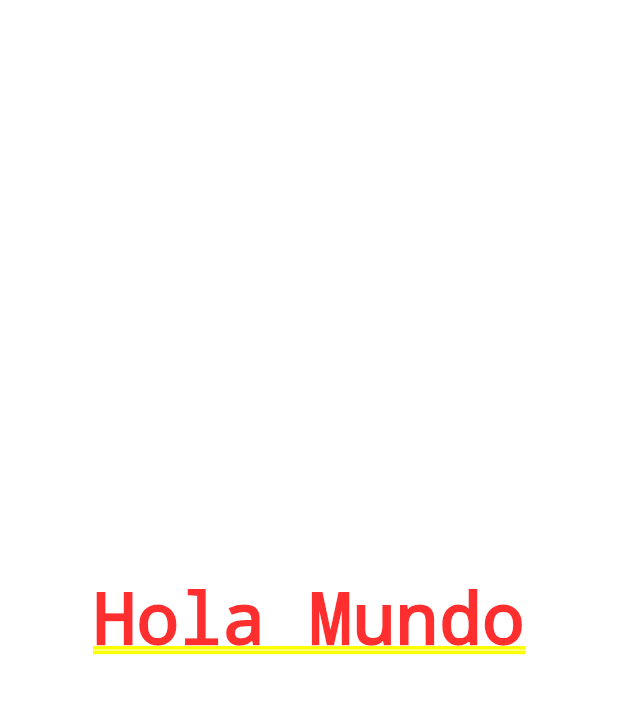
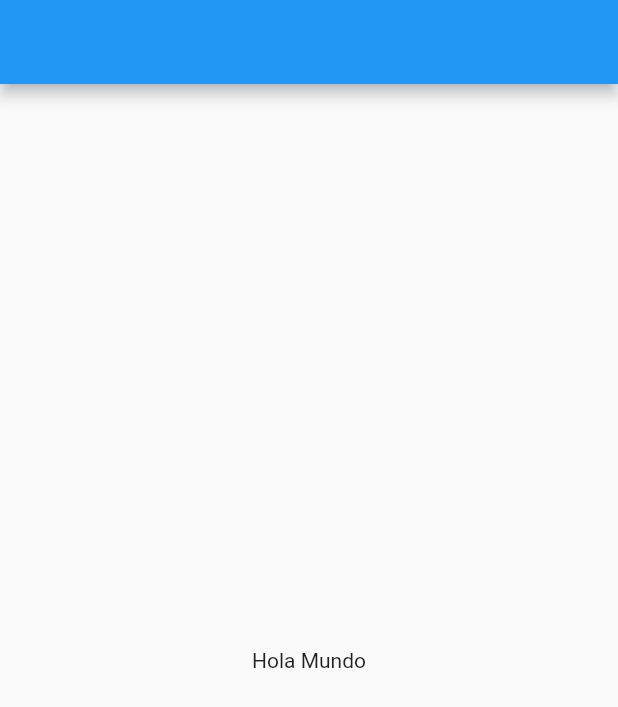
Before and after one commit to devnud/hello_world_app, a Flutter app: the screen it shows after launch, on a phone screen of 412 x 824 dp. Shown: the top 707 px of the screen. Run offline on Flutter 3.47's test engine with Material 2 defaults, Android fonts, the phone set to English and light mode, and no system bars.

Commit message:
añadiendo Scaffold

```diff
--- a/lib/main.dart
+++ b/lib/main.dart
@@ -9,10 +9,13 @@ class Myapp extends StatelessWidget {
 
   @override
   Widget build(BuildContext context) {
-    return const MaterialApp(
+    return MaterialApp(
       debugShowCheckedModeBanner: false,
-      home: Center(
-        child: Text('Hola Mundo'),
+      home: Scaffold(
+        appBar: AppBar(),
+        body: const Center(
+          child: Text('Hola Mundo'),
+        ),
       ),
     );
   }
```
